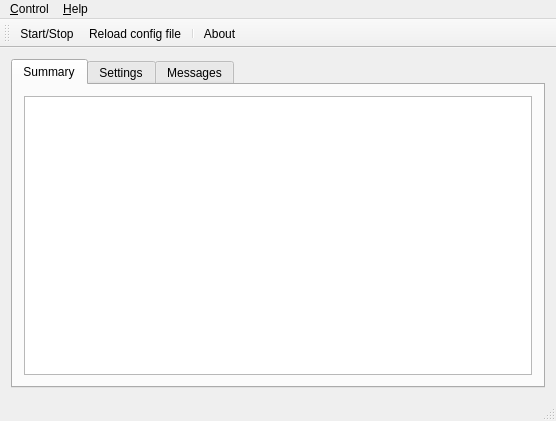
This is ZoomPipeline_FuncSvr/zpmainframe.ui in ChowZenki/zpserver as Qt 5 draws it before an edit. The edited form follows.
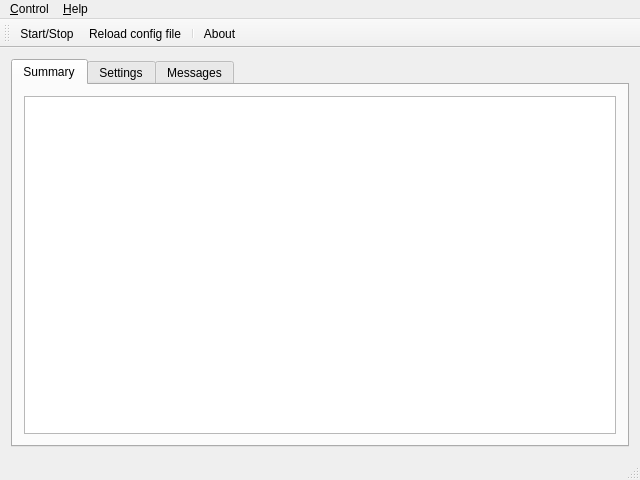
This is the edited form. Icons and pictures are not drawn.

Commit message: get for-cluster net and task eng work, Make it work with framework

The edit to the form file:
```diff
--- a/ZoomPipeline_FuncSvr/zpmainframe.ui
+++ b/ZoomPipeline_FuncSvr/zpmainframe.ui
@@ -6,8 +6,8 @@
    <rect>
     <x>0</x>
     <y>0</y>
-    <width>556</width>
-    <height>413</height>
+    <width>640</width>
+    <height>480</height>
    </rect>
   </property>
   <property name="windowTitle">
@@ -867,7 +867,7 @@
     <rect>
      <x>0</x>
      <y>0</y>
-     <width>556</width>
+     <width>640</width>
      <height>23</height>
     </rect>
    </property>
```
The commit also changes 2 other files.
